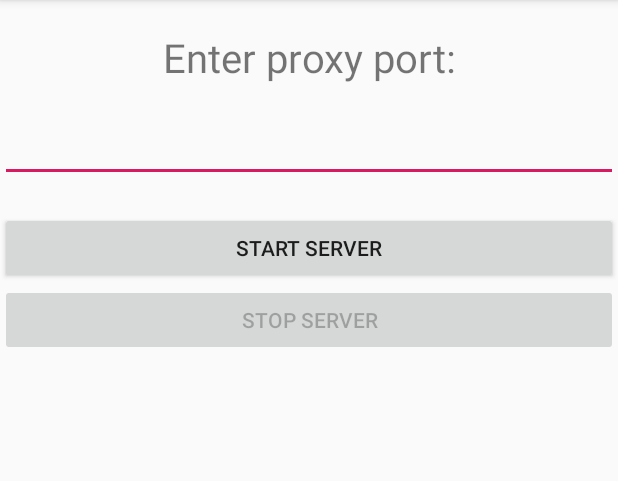
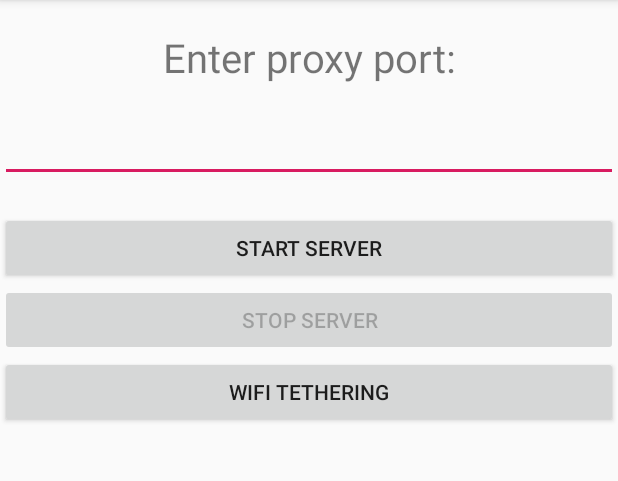
Before and after one commit to VladislavKrets/ProxyForward, an Android app: the screen it shows after launch (MainActivity), on a phone screen of 412 x 824 dp, the part 84-565 px from its top. Run offline under Robolectric (Android 15) with nearby library versions, the phone set to English and light mode, and no system bars.

Commit message:
some fixes

```diff
--- a/app/src/main/AndroidManifest.xml
+++ b/app/src/main/AndroidManifest.xml
@@ -3,6 +3,7 @@
     package="com.example.proxyforward">
 
     <uses-permission android:name="android.permission.INTERNET" />
+    <uses-permission android:name="android.permission.CHANGE_WIFI_STATE"/>
 
     <application
         android:allowBackup="true"
--- a/app/src/main/java/com/example/proxyforward/ClientSocketHandler.java
+++ b/app/src/main/java/com/example/proxyforward/ClientSocketHandler.java
@@ -24,6 +24,7 @@ public class ClientSocketHandler extends Thread {
     public void run() {
         try {
             String request = readLine(clientSocket);
+            System.out.println(request);
             if (request.startsWith("CONNECT ")) HttpsHandler(request);
             else HttpHandler(request);
         } catch (IOException e) {
@@ -47,10 +48,11 @@ public class ClientSocketHandler extends Thread {
             }
             catch (ArrayIndexOutOfBoundsException e) {
                 e.printStackTrace();
+                clientSocket.close();
                 return;
             }
             System.out.println(url);
-            if (!url.matches("http://.+\\.\\w+(/.+)*/?")){
+            if (!url.matches("(http://)?.+\\.\\w+(/.+)*/?")){
                 clientInputStream.close();
                 clientOutputStream.close();
                 clientSocket.close();
@@ -60,7 +62,7 @@ public class ClientSocketHandler extends Thread {
                     "ISO-8859-1");
 
             final Socket forwardSocket;
-            String host = url.split("/")[2];
+            String host = url.matches("http://.+\\.\\w+(/.+)*/?") ? url.split("/")[2] : url.split("/")[0];
             try {
                 forwardSocket = new Socket(host, 80);
                 System.out.println(forwardSocket);
--- a/app/src/main/java/com/example/proxyforward/MainActivity.java
+++ b/app/src/main/java/com/example/proxyforward/MainActivity.java
@@ -1,45 +1,57 @@
 package com.example.proxyforward;
 
 import android.app.ActivityManager;
+import android.content.ComponentName;
 import android.content.Context;
 import android.content.Intent;
 import android.content.pm.ActivityInfo;
+import android.net.wifi.WifiManager;
 import android.os.AsyncTask;
+import android.provider.Settings;
 import android.support.v7.app.AppCompatActivity;
 import android.os.Bundle;
 import android.view.View;
 import android.widget.Button;
 import android.widget.EditText;
+import android.widget.TextView;
 
 import java.io.IOException;
+import java.lang.reflect.Method;
+import java.net.InetAddress;
+import java.net.NetworkInterface;
 import java.net.ServerSocket;
 import java.net.Socket;
+import java.util.Collections;
+import java.util.List;
 
 public class MainActivity extends AppCompatActivity {
     private EditText portEditText;
-    private Button startButton, stopButton;
+    private Button startButton, stopButton, wifiTetherButton;
+    private TextView proxyStatusTextView, proxyURLTextView;
+
     @Override
     protected void onCreate(Bundle savedInstanceState) {
         super.onCreate(savedInstanceState);
         setRequestedOrientation(ActivityInfo.SCREEN_ORIENTATION_PORTRAIT);
         setContentView(R.layout.activity_main);
 
-        portEditText = findViewById(R.id.portEditText);
-        startButton = findViewById(R.id.startButton);
-        stopButton = findViewById(R.id.stopButton);
-        FlagSingleton.getInstance();
-        if (isMyServiceRunning(ProxyService.class)) {
-            startButton.setEnabled(false);
-            stopButton.setEnabled(true);
-        }
+        initializeViews();
+
+        initializeListeners();
+
+    }
+
+    private void initializeListeners() {
         startButton.setOnClickListener(new View.OnClickListener() {
             @Override
             public void onClick(View v) {
                 if (!portEditText.getText().toString().matches("\\d+")) return;
+                int port = Integer.parseInt(portEditText.getText().toString());
                 Intent intent = new Intent(MainActivity.this, ProxyService.class);
-                intent.putExtra("port", Integer.parseInt(portEditText.getText().toString()));
+                intent.putExtra("port", port);
                 startService(intent);
-                //new ServerTask().execute();
+                proxyStatusTextView.setText("Proxy is running on host:");
+                proxyURLTextView.setText(getIPAddress(true) + ":" + port);
                 startButton.setEnabled(false);
                 stopButton.setEnabled(true);
             }
@@ -48,41 +60,72 @@ public class MainActivity extends AppCompatActivity {
             @Override
             public void onClick(View v) {
                 stopService(new Intent(MainActivity.this, ProxyService.class));
-                //FlagSingleton.getInstance().setFlag(false);
+                proxyStatusTextView.setText("Proxy was stopped");
+                proxyURLTextView.setText("");
                 stopButton.setEnabled(false);
                 startButton.setEnabled(true);
             }
         });
+        wifiTetherButton.setOnClickListener(new View.OnClickListener() {
+            @Override
+            public void onClick(View v) {
+                launchHotspotSettings();
+            }
+        });
+    }
 
+    private void initializeViews() {
+        portEditText = findViewById(R.id.portEditText);
+        startButton = findViewById(R.id.startButton);
+        stopButton = findViewById(R.id.stopButton);
+        wifiTetherButton = findViewById(R.id.WiFiTetherButton);
+        proxyStatusTextView = findViewById(R.id.proxyStatus);
+        proxyURLTextView = findViewById(R.id.proxyURL);
+
+        if (isProxyServiceRunning(ProxyService.class)) {
+            startButton.setEnabled(false);
+            stopButton.setEnabled(true);
+        }
+    }
+
+    public String getIPAddress(boolean useIPv4) {
+        try {
+            boolean isIPv4;
+            List<NetworkInterface> interfaces = Collections.list(NetworkInterface.getNetworkInterfaces());
+            for (NetworkInterface intf : interfaces) {
+                List<InetAddress> addrs = Collections.list(intf.getInetAddresses());
+                for (InetAddress addr : addrs) {
+                    if (!addr.isLoopbackAddress()) {
+                        String sAddr = addr.getHostAddress();
+                        //boolean isIPv4 = InetAddressUtils.isIPv4Address(sAddr);
+                        isIPv4 = sAddr.indexOf(':')<0;
+
+                        if (useIPv4) {
+                            if (isIPv4)
+                                return sAddr;
+                        } else {
+                            if (!isIPv4) {
+                                int delim = sAddr.indexOf('%'); // drop ip6 zone suffix
+                                return delim<0 ? sAddr.toUpperCase() : sAddr.substring(0, delim).toUpperCase();
+                            }
+                        }
+                    }
+                }
+            }
+        } catch (Exception ignored) { } // for now eat exceptions
+        return "";
+    }
+
+
+    private void launchHotspotSettings(){
+        Intent tetherSettings = new Intent();
+        tetherSettings.setClassName("com.android.settings", "com.android.settings.TetherSettings");
+        startActivity(tetherSettings);
     }
 
 
 
-    class ServerTask extends AsyncTask<Void, Void, Void>{
-        private int port = 4333;
-
-        @Override
-        protected void onPreExecute() {
-            port = Integer.parseInt(portEditText.getText().toString());
-        }
-
-        @Override
-        protected Void doInBackground(Void... voids) {
-            try {
-                ServerSocket httpSocket = new ServerSocket(port);
-                Socket clientSocket;
-                while (FlagSingleton.getInstance().isFlag()) {
-                    clientSocket = httpSocket.accept();
-                    System.out.println("Socket accepted");
-                    new ClientSocketHandler(clientSocket).start();
-                }
-            } catch (IOException e) {
-                e.printStackTrace();
-            }
-            return null;
-        }
-    }
-    private boolean isMyServiceRunning(Class<?> serviceClass) {
+    private boolean isProxyServiceRunning(Class<?> serviceClass) {
         ActivityManager manager = (ActivityManager) getSystemService(Context.ACTIVITY_SERVICE);
         for (ActivityManager.RunningServiceInfo service : manager.getRunningServices(Integer.MAX_VALUE)) {
             if (serviceClass.getName().equals(service.service.getClassName())) {
--- a/app/src/main/res/layout/activity_main.xml
+++ b/app/src/main/res/layout/activity_main.xml
@@ -9,7 +9,6 @@
     tools:context=".MainActivity">
 
     <TextView
-        android:id="@+id/textView"
         android:layout_width="match_parent"
         android:layout_height="wrap_content"
         android:layout_marginTop="20dp"
@@ -42,4 +41,24 @@
         android:enabled="false"
         android:text="Stop server" />
 
+    <Button
+        android:id="@+id/WiFiTetherButton"
+        android:layout_width="match_parent"
+        android:layout_height="wrap_content"
+        android:text="WiFi tethering" />
+
+    <TextView
+        android:id="@+id/proxyStatus"
+        android:layout_width="match_parent"
+        android:layout_height="wrap_content"
+        android:gravity="center_horizontal"
+        android:textSize="12pt" />
+    <TextView
+        android:id="@+id/proxyURL"
+        android:layout_width="match_parent"
+        android:layout_height="wrap_content"
+        android:gravity="center_horizontal"
+        android:textSize="12pt" />
+
+
 </LinearLayout>
```
